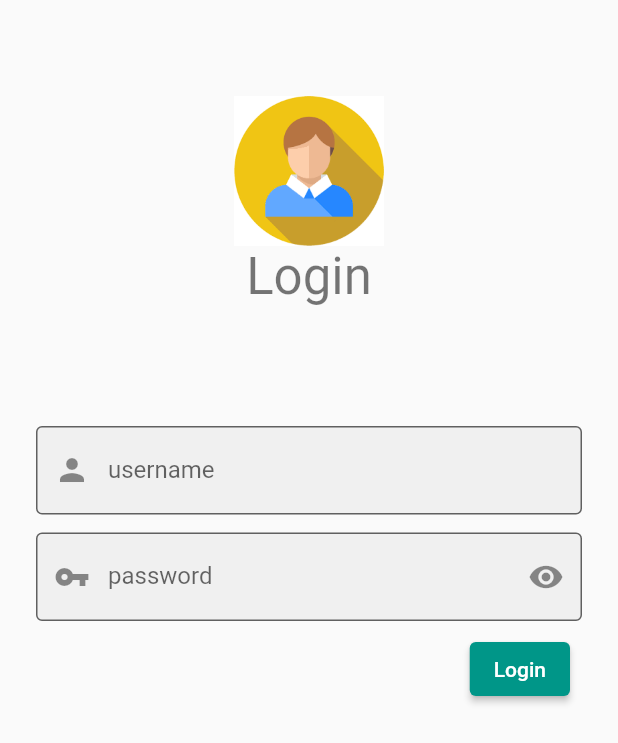
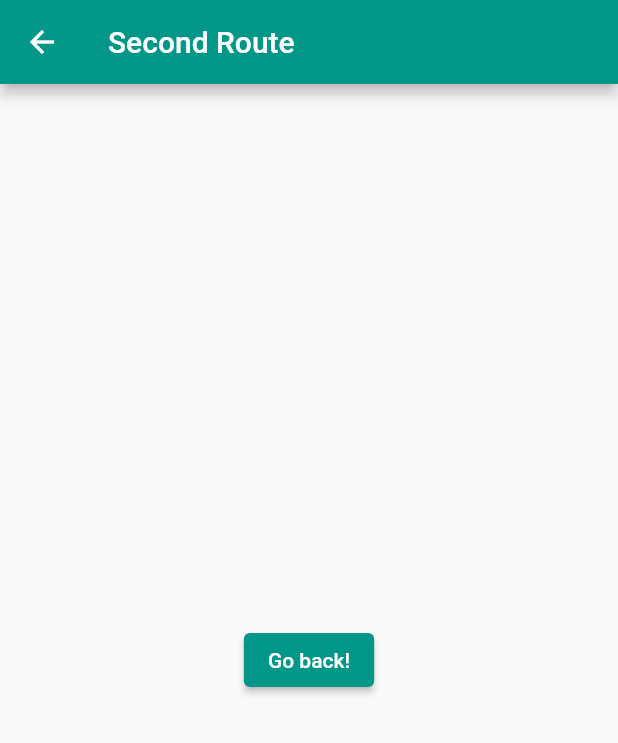
Before and after one commit to omer358/Login-Flutter-App, a Flutter app: the screen it shows after launch, after a tap on "Login", on a phone screen of 412 x 824 dp. Shown: the top 743 px of the screen. Run offline on Flutter 3.47's test engine with Material 2 defaults, Android fonts, the phone set to English and light mode, and no system bars.

Commit message:
Add home route

```diff
--- a/lib/main.dart
+++ b/lib/main.dart
@@ -1,4 +1,18 @@
 import 'package:flutter/material.dart';
 import 'package:login_app/screens/login.dart';
 
-void main() => runApp(const LoginApp());
+void main() => runApp(const MyApp());
+
+class MyApp extends StatelessWidget {
+  const MyApp({Key? key}) : super(key: key);
+
+  @override
+  Widget build(BuildContext context) {
+    return MaterialApp(
+      title: "Login App",
+      theme: ThemeData(primarySwatch: Colors.teal),
+      darkTheme: ThemeData.dark(),
+      home: const LoginRoute(),
+    );
+  }
+}
--- /dev/null
+++ b/lib/screens/home.dart
@@ -0,0 +1,22 @@
+import 'package:flutter/material.dart';
+
+class Home extends StatelessWidget {
+  const Home({Key? key}) : super(key: key);
+
+  @override
+  Widget build(BuildContext context) {
+    return Scaffold(
+      appBar: AppBar(
+        title: const Text('Second Route'),
+      ),
+      body: Center(
+        child: ElevatedButton(
+          onPressed: () {
+            Navigator.pop(context);
+          },
+          child: const Text('Go back!'),
+        ),
+      ),
+    );
+  }
+}
--- a/lib/screens/login.dart
+++ b/lib/screens/login.dart
@@ -1,18 +1,5 @@
 import 'package:flutter/material.dart';
-
-class LoginApp extends StatelessWidget {
-  const LoginApp({Key? key}) : super(key: key);
-
-  @override
-  Widget build(BuildContext context) {
-    return MaterialApp(
-      title: "Login App",
-      theme: ThemeData(primarySwatch: Colors.teal),
-      darkTheme: ThemeData.dark(),
-      home: const LoginRoute(),
-    );
-  }
-}
+import 'package:login_app/screens/home.dart';
 
 class LoginRoute extends StatefulWidget {
   const LoginRoute({Key? key}) : super(key: key);
@@ -81,7 +68,8 @@ class _LoginRouteState extends State<LoginRoute> {
                 ElevatedButton(
                     child: const Text("Login"),
                     onPressed: () {
-                      print('Hello world');
+                      Navigator.push(context,
+                          MaterialPageRoute(builder: (context) => const Home()));
                     }),
               ],
             )
```
